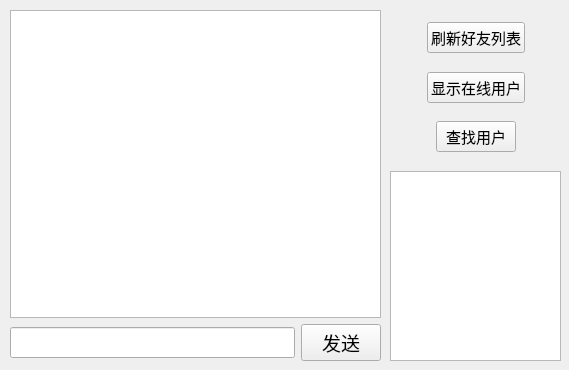
This is TcpClient/friendchat.ui in MILJY/Graduation-project as Qt 5 draws it before an edit. The edited form follows.
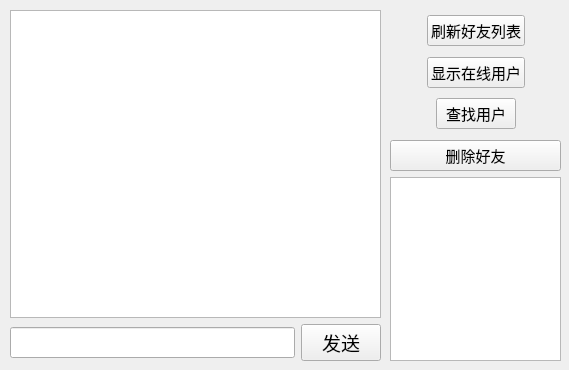
This is the edited form.

Commit message: 添加好友、刷新好友列表和删除好友

Diff of the .ui file:
```diff
--- a/TcpClient/friendchat.ui
+++ b/TcpClient/friendchat.ui
@@ -13,7 +13,7 @@
   <property name="windowTitle">
    <string>Form</string>
   </property>
-  <widget class="QWidget" name="">
+  <widget class="QWidget" name="layoutWidget">
    <property name="geometry">
     <rect>
      <x>10</x>
@@ -62,7 +62,7 @@
     </item>
    </layout>
   </widget>
-  <widget class="QWidget" name="">
+  <widget class="QWidget" name="layoutWidget">
    <property name="geometry">
     <rect>
      <x>390</x>
@@ -255,11 +255,32 @@
         </property>
        </spacer>
       </item>
+      <item>
+       <widget class="QPushButton" name="delete_friend">
+        <property name="font">
+         <font>
+          <family>Agency FB</family>
+          <pointsize>11</pointsize>
+         </font>
+        </property>
+        <property name="text">
+         <string>删除好友</string>
+        </property>
+       </widget>
+      </item>
+      <item>
+       <widget class="QListWidget" name="friend_list">
+        <property name="font">
+         <font>
+          <pointsize>20</pointsize>
+          <weight>75</weight>
+          <bold>true</bold>
+         </font>
+        </property>
+       </widget>
+      </item>
      </layout>
     </item>
-    <item>
-     <widget class="QListView" name="friend_list"/>
-    </item>
    </layout>
   </widget>
  </widget>
```
The commit also changes 15 other files.
